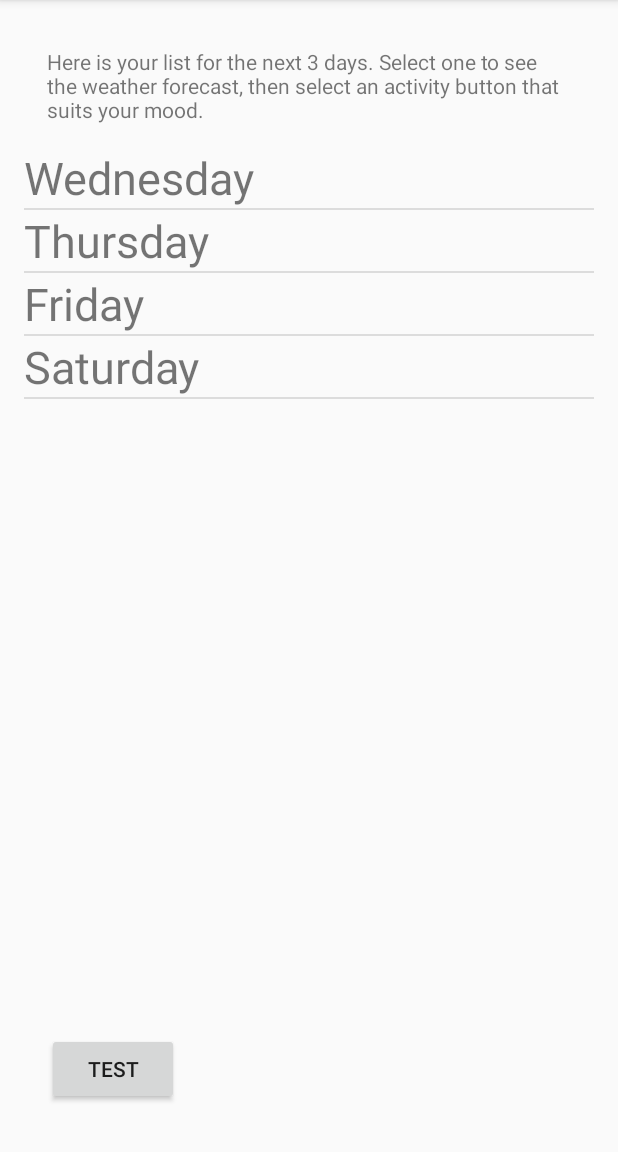
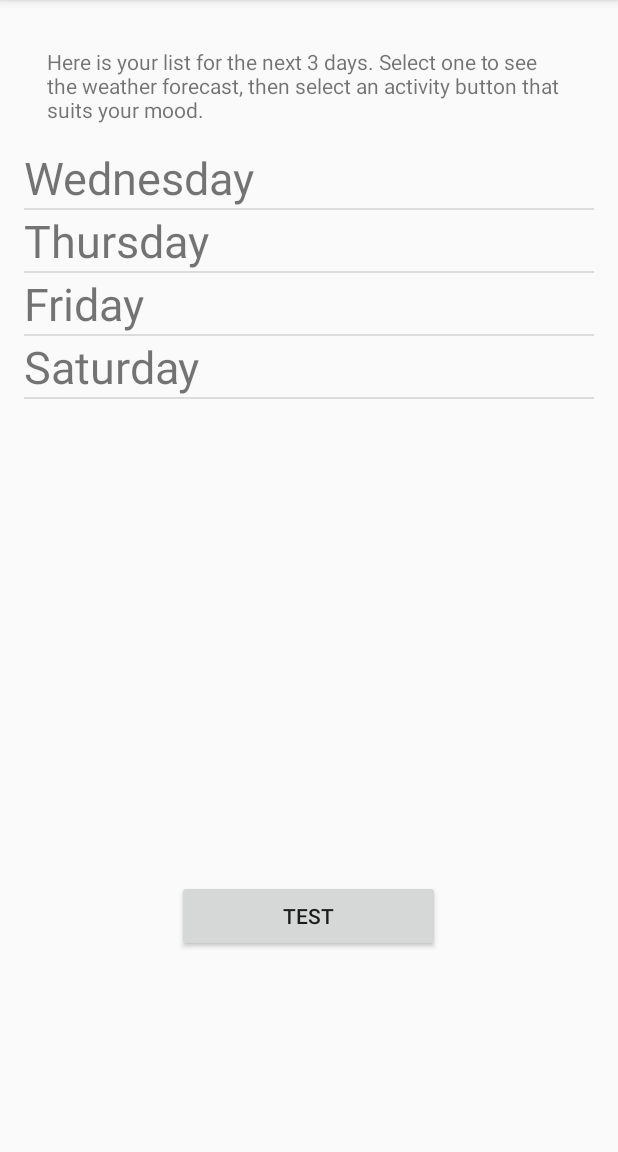
Before and after one commit to brendon21c/WeatherPlanner, an Android app: the screen it shows after launch (DaysOfWeek), after a tap on "NEXT", on a phone screen of 412 x 824 dp, the part 84-1236 px from its top. Run offline under Robolectric (Android 15) with nearby library versions, the phone set to English and light mode, and no system bars.

```diff
--- a/app/src/main/res/layout/activity_days_of_week.xml
+++ b/app/src/main/res/layout/activity_days_of_week.xml
@@ -26,7 +26,7 @@
     </RelativeLayout>
 
     <RelativeLayout
-        android:layout_width="match_parent"
+        android:layout_width="wrap_content"
         android:layout_height="wrap_content"
         android:layout_below="@+id/instructions_viewer"
         android:layout_above="@+id/bottom_layout">
@@ -39,20 +39,22 @@
 
     <RelativeLayout
         android:layout_width="match_parent"
-        android:layout_height="wrap_content"
+        android:layout_height="200dp"
         android:id="@+id/bottom_layout"
         android:layout_alignParentBottom="true"
         android:padding="15dp">
 
         <TextView
-            android:layout_width="wrap_content"
+            android:layout_width="match_parent"
             android:layout_height="wrap_content"
             android:id="@+id/weather_display"/>
 
         <Button
             android:text="Test"
-            android:layout_width="wrap_content"
             android:layout_height="wrap_content"
-            android:id="@+id/test_button"/>
+            android:id="@+id/test_button"
+            android:layout_below="@+id/weather_display"
+            android:layout_centerHorizontal="true"
+            android:layout_width="175dp"/>
     </RelativeLayout>
 </RelativeLayout>
```
